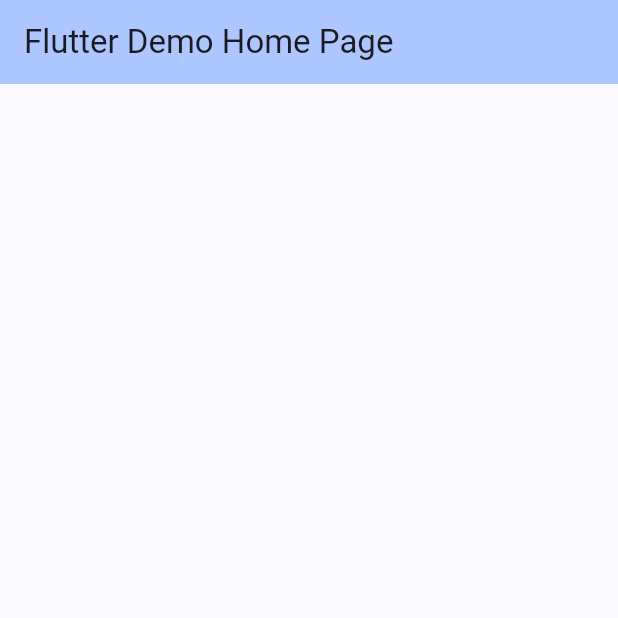
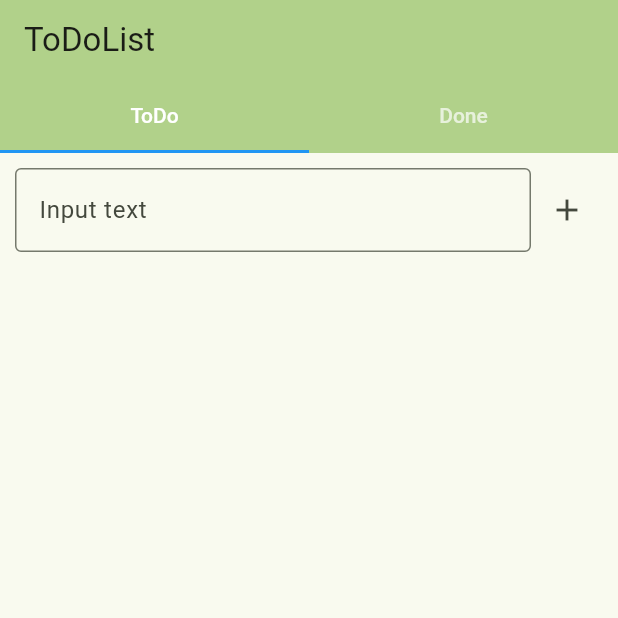
Before and after one commit to pbaradziej/TODO_LIST_BLOC, a Flutter app: the screen it shows after launch, on a phone screen of 412 x 824 dp, the top half of it. Run offline on Flutter 3.47's test engine with Material 2 defaults, Android fonts, the phone set to English and light mode, and no system bars; our stand-ins replace bloc, equatable, flutter_bloc, get_it, shared_preferences.

Commit message:
Presentation layer using tdd

```diff
--- a/lib/data/datasources/to_do_provider.dart
+++ b/lib/data/datasources/to_do_provider.dart
@@ -6,7 +6,7 @@
 
   Future<String> getToDoItems() async {
     return withPreferences<String>((SharedPreferences preferences) async {
-      return preferences.getString(_itemsKey) ?? '';
+      return preferences.getString(_itemsKey) ?? '[]';
     });
   }
 
--- /dev/null
+++ b/lib/injection_container.dart
@@ -0,0 +1,8 @@
+import 'package:get_it/get_it.dart';
+import 'package:todo_list_bloc/presentation/cubit/to_do_cubit.dart';
+
+final GetIt sl = GetIt.instance;
+
+void init() {
+  sl.registerFactory(ToDoCubit.new);
+}
--- a/lib/main.dart
+++ b/lib/main.dart
@@ -1,42 +1,23 @@
 import 'package:flutter/material.dart';
+import 'package:todo_list_bloc/injection_container.dart';
+import 'package:todo_list_bloc/presentation/components/to_do_list.dart';
 
 void main() {
-  runApp(const MyApp());
+  init();
+  runApp(const ToDoListApp());
 }
 
-class MyApp extends StatelessWidget {
-  const MyApp({super.key});
+class ToDoListApp extends StatelessWidget {
+  const ToDoListApp({super.key});
 
   @override
   Widget build(BuildContext context) {
     return MaterialApp(
       theme: ThemeData(
-        colorScheme: ColorScheme.fromSeed(seedColor: Colors.blueAccent),
+        colorScheme: ColorScheme.fromSeed(seedColor: Colors.lightGreen),
         useMaterial3: true,
       ),
-      home: const MyHomePage(),
+      home: const ToDoList(),
     );
   }
 }
-
-class MyHomePage extends StatefulWidget {
-  const MyHomePage({
-    super.key,
-  });
-
-  @override
-  State<MyHomePage> createState() => _MyHomePageState();
-}
-
-class _MyHomePageState extends State<MyHomePage> {
-  @override
-  Widget build(BuildContext context) {
-    return Scaffold(
-      appBar: AppBar(
-        backgroundColor: Theme.of(context).colorScheme.inversePrimary,
-        title: const Text('Flutter Demo Home Page'),
-      ),
-      body: const SizedBox(),
-    );
-  }
-}
--- /dev/null
+++ b/lib/presentation/components/to_do_list.dart
@@ -0,0 +1,24 @@
+import 'package:flutter/material.dart';
+import 'package:flutter_bloc/flutter_bloc.dart';
+import 'package:todo_list_bloc/injection_container.dart';
+import 'package:todo_list_bloc/presentation/components/to_do_list_app_bar.dart';
+import 'package:todo_list_bloc/presentation/components/to_do_list_tab_bar_view.dart';
+import 'package:todo_list_bloc/presentation/cubit/to_do_cubit.dart';
+
+class ToDoList extends StatelessWidget {
+  const ToDoList({Key? key}) : super(key: key);
+
+  @override
+  Widget build(BuildContext context) {
+    return DefaultTabController(
+      length: 2,
+      child: Scaffold(
+        appBar: const ToDoListAppBar(),
+        body: BlocProvider<ToDoCubit>(
+          create: (_) => sl<ToDoCubit>(),
+          child: const ToDoListTabBarView(),
+        ),
+      ),
+    );
+  }
+}
--- /dev/null
+++ b/lib/presentation/components/to_do_list_app_bar.dart
@@ -0,0 +1,45 @@
+import 'package:flutter/material.dart';
+
+class ToDoListAppBar extends StatelessWidget implements PreferredSizeWidget {
+  const ToDoListAppBar({Key? key}) : super(key: key);
+
+  @override
+  Size get preferredSize => const Size.fromHeight(kToolbarHeight + 46);
+
+  @override
+  Widget build(BuildContext context) {
+    return AppBar(
+      backgroundColor: Theme.of(context).colorScheme.inversePrimary,
+      title: const Text('ToDoList'),
+      bottom: PreferredSize(
+        preferredSize: const Size.fromHeight(46),
+        child: Theme(
+          data: ThemeData(
+            highlightColor: Colors.transparent,
+          ),
+          child: Align(
+            alignment: Alignment.centerLeft,
+            child: TabBar(
+              tabs: <Widget>[
+                createTab('ToDo'),
+                createTab('Done'),
+              ],
+            ),
+          ),
+        ),
+      ),
+    );
+  }
+
+  Widget createTab(String tabName) {
+    return ConstrainedBox(
+      constraints: const BoxConstraints(minWidth: 100),
+      child: Tab(
+        child: Text(
+          tabName,
+          textAlign: TextAlign.center,
+        ),
+      ),
+    );
+  }
+}
--- /dev/null
+++ b/lib/presentation/components/to_do_list_content.dart
@@ -0,0 +1,70 @@
+import 'package:flutter/material.dart';
+import 'package:flutter_bloc/flutter_bloc.dart';
+import 'package:todo_list_bloc/domain/entities/to_do_item.dart';
+import 'package:todo_list_bloc/presentation/components/to_do_list_view.dart';
+import 'package:todo_list_bloc/presentation/cubit/to_do_cubit.dart';
+
+class ToDoListContent extends StatefulWidget {
+  const ToDoListContent({Key? key}) : super(key: key);
+
+  @override
+  State<ToDoListContent> createState() => _ToDoListContentState();
+}
+
+class _ToDoListContentState extends State<ToDoListContent> {
+  late ToDoCubit toDoCubit;
+  late TextEditingController adderToDoController;
+
+  @override
+  void initState() {
+    super.initState();
+    toDoCubit = context.read();
+    adderToDoController = TextEditingController();
+  }
+
+  @override
+  Widget build(BuildContext context) {
+    return Column(
+      children: <Widget>[
+        adderTextField(),
+        const SizedBox(height: 10),
+        const ToDoListView(
+          isCompletedTab: false,
+        ),
+      ],
+    );
+  }
+
+  Widget adderTextField() {
+    return Row(
+      children: <Widget>[
+        Expanded(
+          child: TextField(
+            controller: adderToDoController,
+            decoration: const InputDecoration(
+              border: OutlineInputBorder(),
+              hintText: 'Input text',
+            ),
+            onSubmitted: (_) {
+              final String text = adderToDoController.text;
+              final ToDoItem toDoItem = ToDoItem(text: text);
+              toDoCubit.addToDoItem(toDoItem);
+              adderToDoController.clear();
+            },
+          ),
+        ),
+        IconButton(
+          onPressed: () {
+            final String text = adderToDoController.text;
+            final ToDoItem toDoItem = ToDoItem(text: text);
+            toDoCubit.addToDoItem(toDoItem);
+            adderToDoController.clear();
+          },
+          icon: const Icon(
+            Icons.add,
+          ),
+        ),
+      ],
+    );
+  }
+}
--- /dev/null
+++ b/lib/presentation/components/to_do_list_tab_bar_view.dart
@@ -0,0 +1,45 @@
+import 'package:flutter/material.dart';
+import 'package:flutter_bloc/flutter_bloc.dart';
+import 'package:todo_list_bloc/presentation/components/to_do_list_content.dart';
+import 'package:todo_list_bloc/presentation/components/to_do_list_view.dart';
+import 'package:todo_list_bloc/presentation/cubit/to_do_cubit.dart';
+
+class ToDoListTabBarView extends StatefulWidget {
+  const ToDoListTabBarView({Key? key}) : super(key: key);
+
+  @override
+  State<ToDoListTabBarView> createState() => _ToDoListTabBarViewState();
+}
+
+class _ToDoListTabBarViewState extends State<ToDoListTabBarView> {
+  late ToDoCubit toDoCubit;
+  late TabController _controller;
+
+  @override
+  void initState() {
+    super.initState();
+    toDoCubit = context.read();
+    toDoCubit.initializeToDoItems();
+  }
+
+  @override
+  Widget build(BuildContext context) {
+    _controller = DefaultTabController.of(context);
+    return Padding(
+      padding: const EdgeInsets.all(10),
+      child: buildDesktopTabBar(context),
+    );
+  }
+
+  Widget buildDesktopTabBar(BuildContext context) {
+    return TabBarView(
+      controller: _controller,
+      children: <Widget>[
+        const ToDoListContent(),
+        const ToDoListView(
+          isCompletedTab: true,
+        ),
+      ],
+    );
+  }
+}
--- /dev/null
+++ b/lib/presentation/cubit/to_do_state.dart
@@ -0,0 +1,24 @@
+part of 'to_do_cubit.dart';
+
+enum ToDoStatus {
+  initial,
+  loaded,
+}
+
+@immutable
+class ToDoState extends Equatable {
+  final ToDoStatus status;
+  final List<ToDoItem> toDoItems;
+
+  const ToDoState({
+    required this.status,
+    this.toDoItems = const <ToDoItem>[],
+  });
+
+  @override
+  List<Object> get props => <Object>[
+        UniqueKey(),
+        status,
+        toDoItems,
+      ];
+}
--- a/pubspec.yaml
+++ b/pubspec.yaml
@@ -13,8 +13,9 @@
   provider: 6.0.5
   shared_preferences: 2.2.0
   equatable: 2.0.5
-  uuid: 3.0.6
+  uuid: 3.0.7
   meta: 1.9.1
+  get_it: 7.6.0
   flutter:
     sdk: flutter
 
```
Also changed, not shown: lib/data/registers/to_do_register.dart (added, +34 -0 lines), lib/data/repositories/to_do_repository_impl.dart (+1 -42 lines), lib/domain/repositories/to_do_repository.dart (+1 -7 lines), lib/domain/usecases/to_do_actions.dart (+4 -15 lines), lib/presentation/components/edit_to_do_item_dialog.dart (added, +78 -0 lines), lib/presentation/components/to_do_list_view.dart (added, +124 -0 lines), lib/presentation/cubit/to_do_cubit.dart (added, +62 -0 lines), 4 other files.
